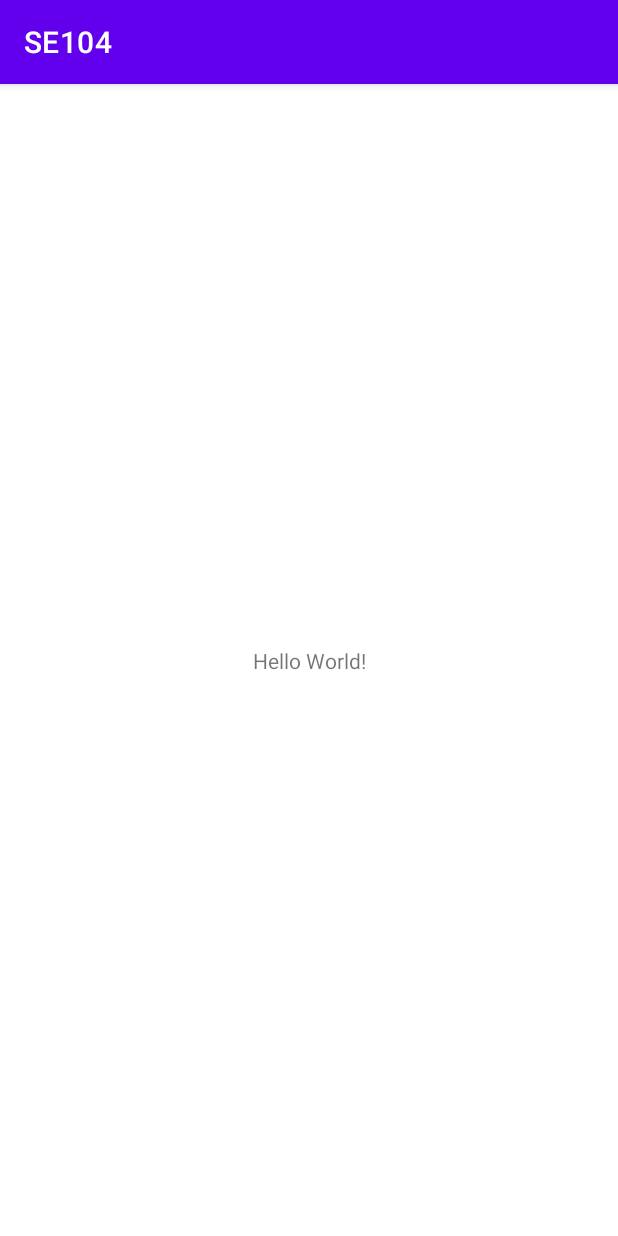
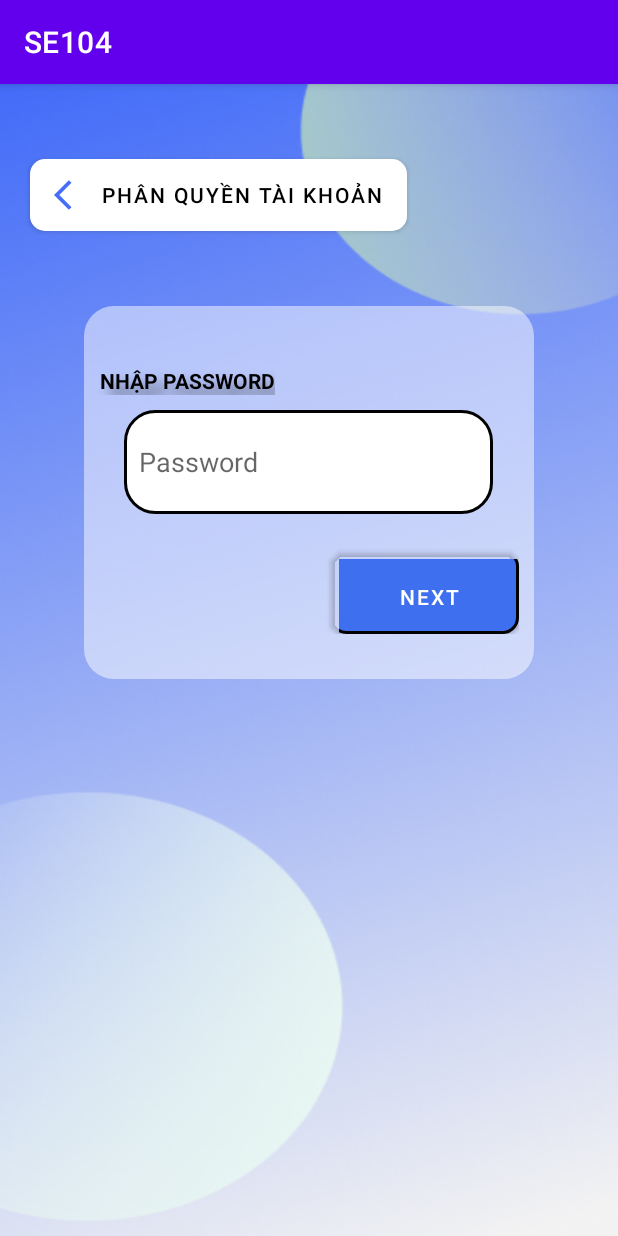
Before and after one commit to bcluc/SE104, an Android app: the screen it shows after launch (MainActivity before the commit, activity_new_admin1 after it), on a phone screen of 412 x 824 dp. Run offline under Robolectric (Android 15) with nearby library versions, the phone set to English and light mode, and no system bars.

Commit message:
new_admin_edit

```diff
--- a/app/src/main/AndroidManifest.xml
+++ b/app/src/main/AndroidManifest.xml
@@ -12,7 +12,7 @@
         android:theme="@style/Theme.SE104"
         tools:targetApi="31">
         <activity
-            android:name=".MainActivity"
+            android:name=".activity_new_admin1"
             android:exported="true">
             <intent-filter>
                 <action android:name="android.intent.action.MAIN" />
@@ -20,6 +20,7 @@
                 <category android:name="android.intent.category.LAUNCHER" />
             </intent-filter>
         </activity>
+        <activity android:name=".acitivity_new_admin2" />
     </application>
 
 </manifest>
--- /dev/null
+++ b/app/src/main/java/com/example/se104/activity_new_admin1.java
@@ -0,0 +1,89 @@
+package com.example.se104;
+
+import androidx.appcompat.app.AppCompatActivity;
+
+import android.content.DialogInterface;
+import android.content.Intent;
+import android.os.Bundle;
+import android.text.Editable;
+import android.text.TextWatcher;
+import android.view.View;
+import android.widget.Button;
+import android.widget.EditText;
+
+public class activity_new_admin1 extends AppCompatActivity {
+    Button btn_back;
+    Button btn_next;
+    EditText pass_input;
+    // mật khẩu mặc định để test
+    private static final String pass = "123456";
+
+
+    @Override
+    protected void onCreate(Bundle savedInstanceState) {
+        super.onCreate(savedInstanceState);
+        setContentView(R.layout.activity_new_admin1);
+
+         btn_back=  findViewById(R.id.button_back);
+         pass_input= findViewById(R.id.editTextPassword);
+
+         btn_next = findViewById(R.id.button_next);
+
+         btn_back.setOnClickListener(new View.OnClickListener() {
+             @Override
+             public void onClick(View view) {
+                 finish();
+             }
+         });
+
+
+         pass_input.addTextChangedListener(new TextWatcher() {
+             @Override
+             public void beforeTextChanged(CharSequence charSequence, int i, int i1, int i2) {
+
+             }
+
+             @Override
+             public void onTextChanged(CharSequence charSequence, int i, int i1, int i2) {
+                 if(charSequence.length() ==0)
+                 {
+                     pass_input.setError("Bạn phải nhập Password ");
+
+                 }
+                 else
+                     pass_input.setError(null);
+             }
+
+             @Override
+             public void afterTextChanged(Editable editable) {
+
+             }
+         });
+
+         btn_next.setOnClickListener(new View.OnClickListener() {
+
+             @Override
+             public void onClick(View view) {
+                 if(pass_input.getText().toString().compareTo(pass)== 0) {
+                     Intent intent = new Intent(activity_new_admin1.this, acitivity_new_admin2.class);
+
+                     startActivity(intent);
+                 }
+
+                 else
+                     pass_input.setError("Mật khẩu đã nhập không đúng, mời nhập lại");
+             }
+         });
+
+
+
+    }
+
+
+
+
+
+
+
+
+}
--- a/app/src/main/res/layout/activity_new_admin1.xml
+++ b/app/src/main/res/layout/activity_new_admin1.xml
@@ -8,7 +8,7 @@
     android:orientation="vertical"
     >
     <Button
-        android:id="@+id/button"
+        android:id="@+id/button_back"
         android:layout_width="wrap_content"
         android:layout_height="wrap_content"
         android:layout_marginStart="20dp"
@@ -61,7 +61,7 @@
             android:textStyle="bold" />
 
         <EditText
-            android:id="@+id/editTextTextPassword"
+            android:id="@+id/editTextPassword"
             android:layout_width="246dp"
             android:layout_height="69dp"
             android:layout_gravity="center"
@@ -69,11 +69,12 @@
             android:ems="10"
             android:hint="Password"
             android:inputType="textPassword"
+            android:textColor="@color/black"
             android:padding="10dp"
             android:paddingLeft="10dp" />
 
         <Button
-            android:id="@+id/bttn_done"
+            android:id="@+id/button_next"
             android:layout_width="120dp"
 
             android:layout_height="50dp"
```
Also changed, not shown: app/src/main/java/Class_file/Admin.java (added, +11 -0 lines), app/src/main/java/Class_file/Plane.java (added, +47 -0 lines), app/src/main/java/com/example/se104/acitivity_new_admin2.java (added, +100 -0 lines), app/src/main/res/layout/activity_new_admin2.xml (+6 -6 lines).
